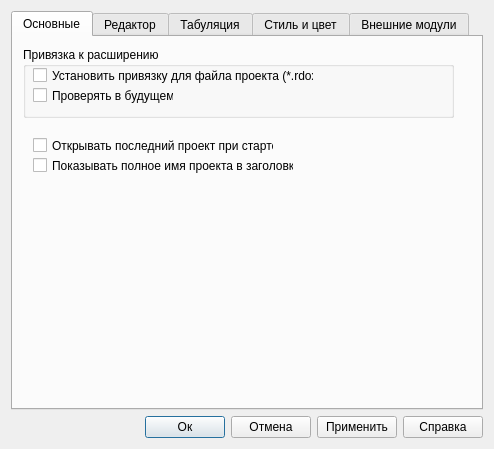
aurusov/rdo_studio, file rdo/app/rdo_studio/branches/dev_qt_migration/res/ui/view_preferenses.ui: the form before one commit.
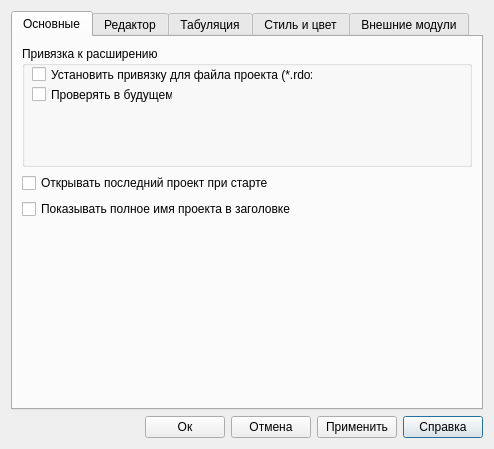
The form after the commit. The open tabs and pages were chosen to show the change.

Commit message: - model/view переименован в model/model_view

Patch:
```diff
--- a/rdo/app/rdo_studio/branches/dev_qt_migration/res/ui/view_preferenses.ui
+++ b/rdo/app/rdo_studio/branches/dev_qt_migration/res/ui/view_preferenses.ui
@@ -14,10 +14,24 @@
    <string>Настройки</string>
   </property>
   <layout class="QGridLayout" name="gridLayout">
+   <item row="1" column="4">
+    <widget class="QPushButton" name="buttonHelp">
+     <property name="text">
+      <string>Справка</string>
+     </property>
+    </widget>
+   </item>
+   <item row="1" column="1">
+    <widget class="QPushButton" name="buttonOk">
+     <property name="text">
+      <string>Ок</string>
+     </property>
+    </widget>
+   </item>
    <item row="0" column="0" colspan="5">
     <widget class="QTabWidget" name="tabWidget">
      <property name="currentIndex">
-      <number>1</number>
+      <number>0</number>
      </property>
      <widget class="QWidget" name="tab_1">
       <property name="accessibleName">
@@ -26,15 +40,11 @@
       <attribute name="title">
        <string>Основные</string>
       </attribute>
+      <layout class="QGridLayout" name="gridLayout_2">
+       <item row="0" column="0">
+        <layout class="QVBoxLayout" name="verticalLayout_2">
+         <item>
       <widget class="QGroupBox" name="groupBox">
-       <property name="geometry">
-        <rect>
-         <x>10</x>
-         <y>10</y>
-         <width>431</width>
-         <height>71</height>
-        </rect>
-       </property>
        <property name="title">
         <string>Привязка к расширению</string>
        </property>
@@ -65,32 +75,40 @@
         </property>
        </widget>
       </widget>
+         </item>
+         <item>
       <widget class="QCheckBox" name="checkBox_3">
-       <property name="geometry">
-        <rect>
-         <x>20</x>
-         <y>100</y>
-         <width>241</width>
-         <height>17</height>
-        </rect>
-       </property>
        <property name="text">
         <string>Открывать последний проект при старте</string>
        </property>
       </widget>
+         </item>
+         <item>
       <widget class="QCheckBox" name="checkBox_4">
-       <property name="geometry">
-        <rect>
-         <x>20</x>
-         <y>120</y>
-         <width>261</width>
-         <height>17</height>
-        </rect>
-       </property>
        <property name="text">
         <string>Показывать полное имя проекта в заголовке</string>
        </property>
       </widget>
+         </item>
+        </layout>
+       </item>
+       <item row="1" column="0">
+        <spacer name="verticalSpacer_2">
+         <property name="orientation">
+          <enum>Qt::Vertical</enum>
+         </property>
+         <property name="sizeType">
+          <enum>QSizePolicy::Minimum</enum>
+         </property>
+         <property name="sizeHint" stdset="0">
+          <size>
+           <width>20</width>
+           <height>180</height>
+          </size>
+         </property>
+        </spacer>
+       </item>
+      </layout>
      </widget>
      <widget class="QWidget" name="tab_2">
       <attribute name="title">
@@ -270,26 +288,6 @@
      </widget>
     </widget>
    </item>
-   <item row="1" column="0">
-    <spacer name="horizontalSpacer">
-     <property name="orientation">
-      <enum>Qt::Horizontal</enum>
-     </property>
-     <property name="sizeHint" stdset="0">
-      <size>
-       <width>149</width>
-       <height>20</height>
-      </size>
-     </property>
-    </spacer>
-   </item>
-   <item row="1" column="1">
-    <widget class="QPushButton" name="buttonOk">
-     <property name="text">
-      <string>Ок</string>
-     </property>
-    </widget>
-   </item>
    <item row="1" column="2">
     <widget class="QPushButton" name="buttonCancel">
      <property name="text">
@@ -304,12 +302,18 @@
      </property>
     </widget>
    </item>
-   <item row="1" column="4">
-    <widget class="QPushButton" name="buttonHelp">
-     <property name="text">
-      <string>Справка</string>
+   <item row="1" column="0">
+    <spacer name="horizontalSpacer">
+     <property name="orientation">
+      <enum>Qt::Horizontal</enum>
      </property>
-    </widget>
+     <property name="sizeHint" stdset="0">
+      <size>
+       <width>149</width>
+       <height>20</height>
+      </size>
+     </property>
+    </spacer>
    </item>
   </layout>
  </widget>
```
Lines whose indentation alone changed are shown as unchanged. The commit also changes 4 other files.
